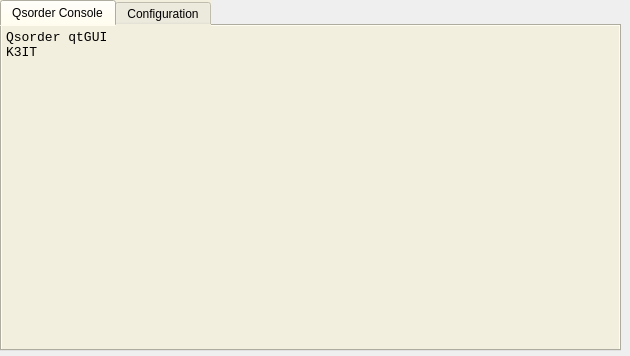
The window that pyQsorder/qsorder.ui (k3it/qsorder) describes before a commit, drawn with Qt 5.
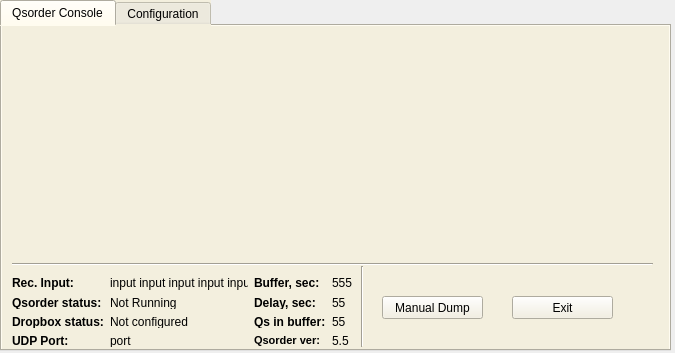
The same window after the commit. The open tabs and pages were chosen to show the change. Icons and pictures are not drawn.

Commit message: gui updates, file selection, manual dump btns

The edit to the form file:
```diff
--- a/pyQsorder/qsorder.ui
+++ b/pyQsorder/qsorder.ui
@@ -6,8 +6,8 @@
    <rect>
     <x>0</x>
     <y>0</y>
-    <width>630</width>
-    <height>356</height>
+    <width>675</width>
+    <height>353</height>
    </rect>
   </property>
   <property name="sizePolicy">
@@ -24,7 +24,7 @@
     <rect>
      <x>0</x>
      <y>0</y>
-     <width>621</width>
+     <width>671</width>
      <height>351</height>
     </rect>
    </property>
@@ -43,8 +43,8 @@
       <rect>
        <x>0</x>
        <y>0</y>
-       <width>651</width>
-       <height>321</height>
+       <width>661</width>
+       <height>231</height>
       </rect>
      </property>
      <property name="font">
@@ -63,9 +63,7 @@
       <bool>true</bool>
      </property>
      <property name="plainText">
-      <string>Qsorder qtGUI
-K3IT
-</string>
+      <string/>
      </property>
      <property name="backgroundVisible">
       <bool>false</bool>
@@ -74,6 +72,260 @@
       <bool>false</bool>
      </property>
     </widget>
+    <widget class="QPushButton" name="quitButton_2">
+     <property name="geometry">
+      <rect>
+       <x>510</x>
+       <y>270</y>
+       <width>101</width>
+       <height>23</height>
+      </rect>
+     </property>
+     <property name="text">
+      <string>Exit</string>
+     </property>
+    </widget>
+    <widget class="QPushButton" name="manual_dump_btn">
+     <property name="geometry">
+      <rect>
+       <x>380</x>
+       <y>270</y>
+       <width>101</width>
+       <height>23</height>
+      </rect>
+     </property>
+     <property name="text">
+      <string>Manual Dump</string>
+     </property>
+     <property name="shortcut">
+      <string>Ctrl+Alt+O</string>
+     </property>
+    </widget>
+    <widget class="Line" name="line">
+     <property name="geometry">
+      <rect>
+       <x>350</x>
+       <y>240</y>
+       <width>20</width>
+       <height>81</height>
+      </rect>
+     </property>
+     <property name="orientation">
+      <enum>Qt::Vertical</enum>
+     </property>
+    </widget>
+    <widget class="Line" name="line_2">
+     <property name="geometry">
+      <rect>
+       <x>10</x>
+       <y>230</y>
+       <width>641</width>
+       <height>16</height>
+      </rect>
+     </property>
+     <property name="orientation">
+      <enum>Qt::Horizontal</enum>
+     </property>
+    </widget>
+    <widget class="QWidget" name="">
+     <property name="geometry">
+      <rect>
+       <x>10</x>
+       <y>250</y>
+       <width>341</width>
+       <height>71</height>
+      </rect>
+     </property>
+     <layout class="QGridLayout" name="gridLayout_2">
+      <item row="0" column="0">
+       <widget class="QLabel" name="label_4">
+        <property name="font">
+         <font>
+          <weight>75</weight>
+          <bold>true</bold>
+         </font>
+        </property>
+        <property name="text">
+         <string>Rec. Input:</string>
+        </property>
+       </widget>
+      </item>
+      <item row="0" column="1">
+       <widget class="QLabel" name="label_5">
+        <property name="text">
+         <string>input input input input input in</string>
+        </property>
+       </widget>
+      </item>
+      <item row="0" column="2">
+       <widget class="QLabel" name="label_6">
+        <property name="font">
+         <font>
+          <weight>75</weight>
+          <bold>true</bold>
+         </font>
+        </property>
+        <property name="text">
+         <string>Buffer, sec:</string>
+        </property>
+       </widget>
+      </item>
+      <item row="0" column="3">
+       <widget class="QLabel" name="label_16">
+        <property name="text">
+         <string>555</string>
+        </property>
+       </widget>
+      </item>
+      <item row="1" column="0">
+       <widget class="QLabel" name="label_21">
+        <property name="font">
+         <font>
+          <weight>75</weight>
+          <bold>true</bold>
+         </font>
+        </property>
+        <property name="text">
+         <string>Qsorder status:</string>
+        </property>
+       </widget>
+      </item>
+      <item row="1" column="1">
+       <widget class="QLabel" name="label_22">
+        <property name="text">
+         <string>Not Running</string>
+        </property>
+       </widget>
+      </item>
+      <item row="1" column="2">
+       <widget class="QLabel" name="label_14">
+        <property name="font">
+         <font>
+          <weight>75</weight>
+          <bold>true</bold>
+         </font>
+        </property>
+        <property name="text">
+         <string>Delay, sec:</string>
+        </property>
+       </widget>
+      </item>
+      <item row="1" column="3">
+       <widget class="QLabel" name="label_17">
+        <property name="text">
+         <string>55</string>
+        </property>
+       </widget>
+      </item>
+      <item row="2" column="0">
+       <widget class="QLabel" name="label_23">
+        <property name="font">
+         <font>
+          <weight>75</weight>
+          <bold>true</bold>
+         </font>
+        </property>
+        <property name="text">
+         <string>Dropbox status:</string>
+        </property>
+       </widget>
+      </item>
+      <item row="2" column="1">
+       <widget class="QLabel" name="label_24">
+        <property name="text">
+         <string>Not configured</string>
+        </property>
+       </widget>
+      </item>
+      <item row="2" column="2">
+       <widget class="QLabel" name="label_19">
+        <property name="font">
+         <font>
+          <weight>75</weight>
+          <bold>true</bold>
+         </font>
+        </property>
+        <property name="text">
+         <string>Qs in buffer:</string>
+        </property>
+       </widget>
+      </item>
+      <item row="2" column="3">
+       <widget class="QLabel" name="label_20">
+        <property name="text">
+         <string>55</string>
+        </property>
+       </widget>
+      </item>
+      <item row="3" column="0">
+       <widget class="QLabel" name="label_15">
+        <property name="font">
+         <font>
+          <weight>75</weight>
+          <bold>true</bold>
+         </font>
+        </property>
+        <property name="text">
+         <string>UDP Port:</string>
+        </property>
+       </widget>
+      </item>
+      <item row="3" column="1">
+       <widget class="QLabel" name="label_18">
+        <property name="text">
+         <string>port</string>
+        </property>
+       </widget>
+      </item>
+      <item row="3" column="2">
+       <widget class="QLabel" name="label_25">
+        <property name="font">
+         <font>
+          <family>MS Shell Dlg 2</family>
+          <pointsize>8</pointsize>
+          <weight>75</weight>
+          <italic>false</italic>
+          <bold>true</bold>
+         </font>
+        </property>
+        <property name="styleSheet">
+         <string notr="true"/>
+        </property>
+        <property name="text">
+         <string>Qsorder ver:</string>
+        </property>
+       </widget>
+      </item>
+      <item row="3" column="3">
+       <widget class="QLabel" name="label_26">
+        <property name="text">
+         <string>5.5</string>
+        </property>
+       </widget>
+      </item>
+     </layout>
+    </widget>
+    <zorder>line_2</zorder>
+    <zorder>console</zorder>
+    <zorder>label_5</zorder>
+    <zorder>label_15</zorder>
+    <zorder>label_4</zorder>
+    <zorder>label_17</zorder>
+    <zorder>label_6</zorder>
+    <zorder>label_18</zorder>
+    <zorder>label_14</zorder>
+    <zorder>label_16</zorder>
+    <zorder>label_19</zorder>
+    <zorder>label_20</zorder>
+    <zorder>label_6</zorder>
+    <zorder>label_16</zorder>
+    <zorder>label_17</zorder>
+    <zorder>label_14</zorder>
+    <zorder>label_25</zorder>
+    <zorder>label_26</zorder>
+    <zorder>quitButton_2</zorder>
+    <zorder>manual_dump_btn</zorder>
+    <zorder>line</zorder>
    </widget>
    <widget class="QWidget" name="config_tab">
     <attribute name="title">
```
Left out of the diff: 126 changed lines with no effect on the pictures. The commit also changes 8 other files.
